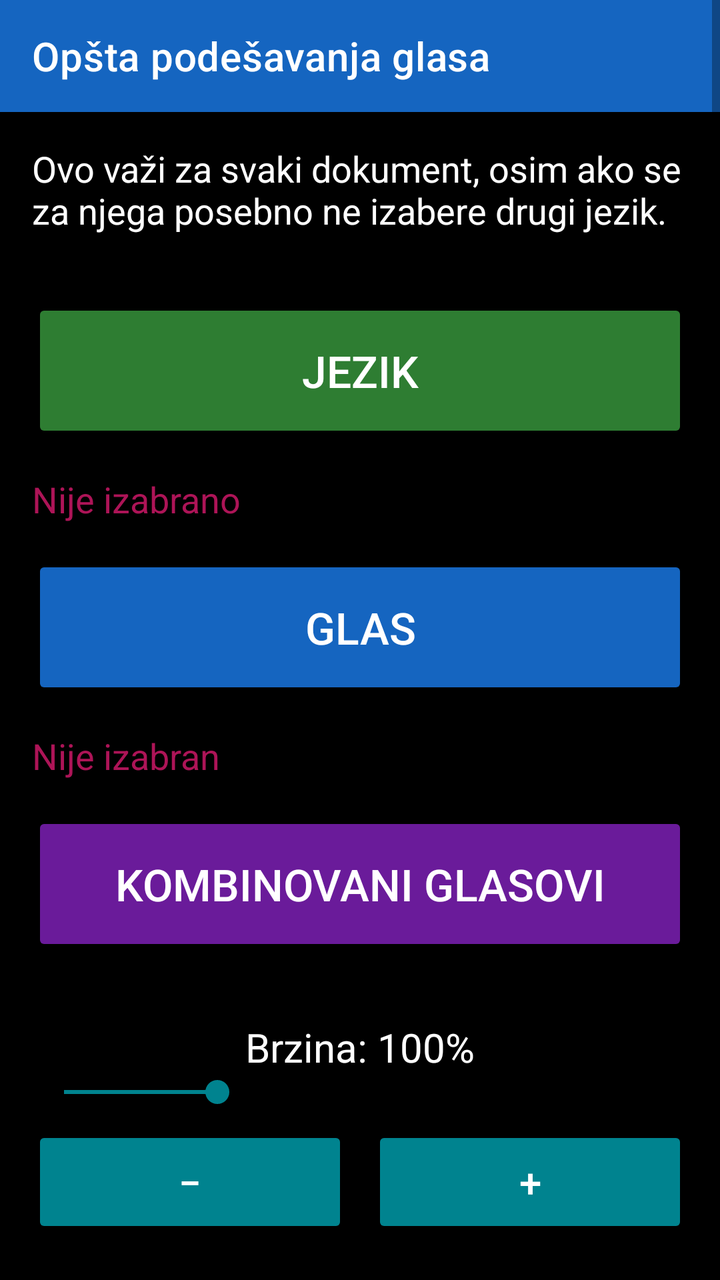
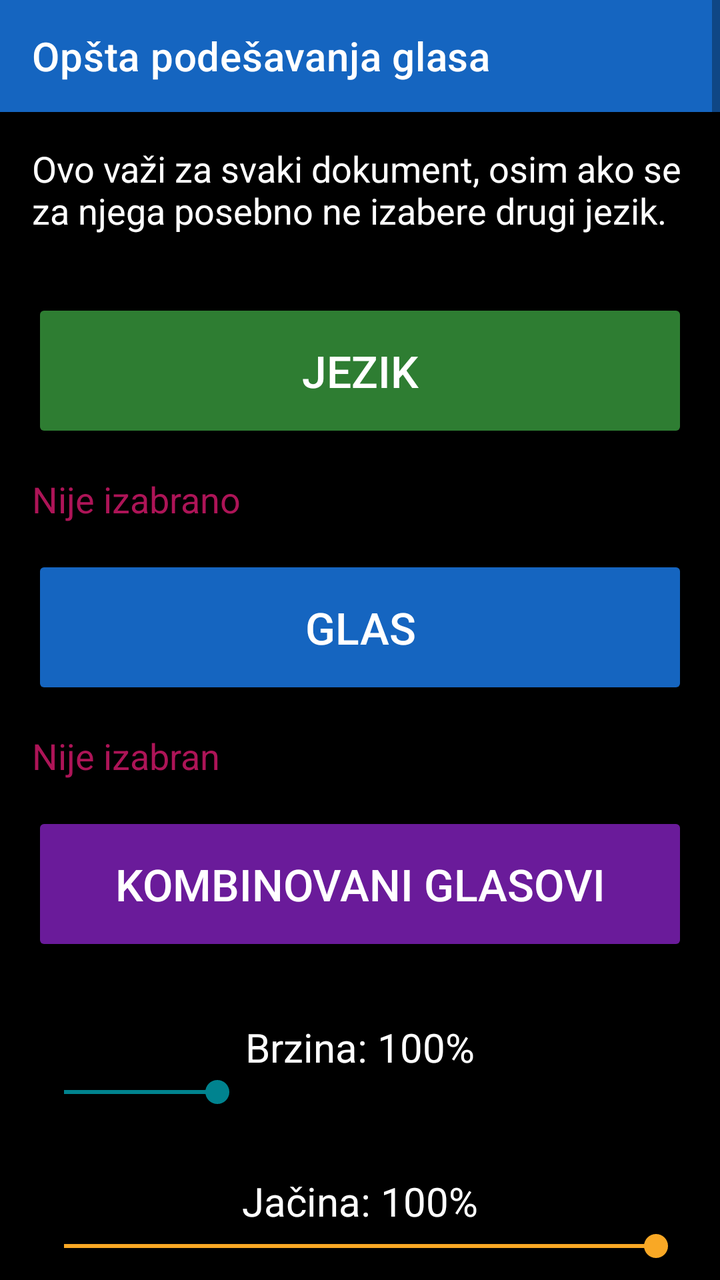

Two renders of the same Android screen: before a commit and after it. Below are the layout's source before the change and the commit's diff.
<!-- AndroidManifest.xml: application theme Theme.RecPoRec -->
<!-- res/layout/activity_global_voice_settings.xml -->
<?xml version="1.0" encoding="utf-8"?>
<ScrollView xmlns:android="http://schemas.android.com/apk/res/android"
    xmlns:app="http://schemas.android.com/apk/res-auto"
    android:layout_width="match_parent"
    android:layout_height="match_parent"
    android:fitsSystemWindows="true"
    android:background="@color/background">

    <LinearLayout
        android:layout_width="match_parent"
        android:layout_height="wrap_content"
        android:orientation="vertical">

        <androidx.appcompat.widget.Toolbar
            android:id="@+id/toolbar"
            android:layout_width="match_parent"
            android:layout_height="?attr/actionBarSize"
            android:background="@color/btn_voice"
            android:titleTextColor="@color/text_primary"
            app:title="Opšta podešavanja glasa" />

        <TextView
            android:layout_width="match_parent"
            android:layout_height="wrap_content"
            android:padding="16dp"
            android:textSize="18sp"
            android:textColor="@color/text_primary"
            android:text="Ovo važi za svaki dokument, osim ako se za njega posebno ne izabere drugi jezik." />

        <Button
            android:id="@+id/btnLanguage"
            android:layout_width="match_parent"
            android:layout_height="72dp"
            android:layout_margin="16dp"
            android:textSize="22sp"
            android:backgroundTint="@color/btn_chapter"
            android:textColor="@color/button_text"
            android:text="Jezik" />

        <TextView
            android:id="@+id/textLanguageStatus"
            android:layout_width="match_parent"
            android:layout_height="wrap_content"
            android:layout_marginHorizontal="16dp"
            android:textSize="18sp"
            android:textColor="@color/btn_page_nav"
            android:accessibilityLiveRegion="polite"
            android:text="Nije izabrano" />

        <Button
            android:id="@+id/btnVoice"
            android:layout_width="match_parent"
            android:layout_height="72dp"
            android:layout_margin="16dp"
            android:textSize="22sp"
            android:backgroundTint="@color/btn_voice"
            android:textColor="@color/button_text"
            android:text="Glas" />

        <TextView
            android:id="@+id/textVoiceStatus"
            android:layout_width="match_parent"
            android:layout_height="wrap_content"
            android:layout_marginHorizontal="16dp"
            android:textSize="18sp"
            android:textColor="@color/btn_page_nav"
            android:accessibilityLiveRegion="polite"
            android:text="Nije izabran" />

        <Button
            android:id="@+id/btnCombinedVoices"
            android:layout_width="match_parent"
            android:layout_height="72dp"
            android:layout_margin="16dp"
            android:textSize="22sp"
            android:backgroundTint="@color/btn_timer"
            android:textColor="@color/button_text"
            android:text="Kombinovani glasovi" />

        <TextView
            android:id="@+id/textSpeedStatus"
            android:layout_width="match_parent"
            android:layout_height="wrap_content"
            android:layout_marginTop="16dp"
            android:layout_marginHorizontal="16dp"
            android:gravity="center"
            android:textSize="20sp"
            android:textColor="@color/text_primary"
            android:accessibilityLiveRegion="polite"
            android:text="Brzina: 100%" />

        <SeekBar
            android:id="@+id/seekSpeed"
            android:layout_width="match_parent"
            android:layout_height="wrap_content"
            android:layout_marginHorizontal="16dp"
            android:contentDescription="Brzina čitanja. Dvostruko dodirni i prevuci, ili koristi dugmad ispod."
            android:max="270"
            android:progress="70"
            android:progressTint="@color/btn_speed"
            android:thumbTint="@color/btn_speed" />

        <LinearLayout
            android:layout_width="match_parent"
            android:layout_height="wrap_content"
            android:orientation="horizontal"
            android:layout_marginHorizontal="16dp"
            android:layout_marginTop="8dp">

            <Button
                android:id="@+id/btnSpeedDown"
                android:layout_width="0dp"
                android:layout_height="56dp"
                android:layout_weight="1"
                android:layout_marginEnd="6dp"
                android:textSize="20sp"
                android:backgroundTint="@color/btn_speed"
                android:textColor="@color/button_text"
                android:contentDescription="Smanji brzinu čitanja"
                android:text="−" />

            <Button
                android:id="@+id/btnSpeedUp"
                android:layout_width="0dp"
                android:layout_height="56dp"
                android:layout_weight="1"
                android:layout_marginStart="6dp"
                android:textSize="20sp"
                android:backgroundTint="@color/btn_speed"
                android:textColor="@color/button_text"
                android:contentDescription="Povećaj brzinu čitanja"
                android:text="+" />
        </LinearLayout>

        <TextView
            android:id="@+id/textVolumeStatus"
            android:layout_width="match_parent"
            android:layout_height="wrap_content"
            android:layout_marginTop="24dp"
            android:layout_marginHorizontal="16dp"
            android:gravity="center"
            android:textSize="20sp"
            android:textColor="@color/text_primary"
            android:accessibilityLiveRegion="polite"
            android:text="Jačina: 100%" />

        <SeekBar
            android:id="@+id/seekVolume"
            android:layout_width="match_parent"
            android:layout_height="wrap_content"
            android:layout_marginHorizontal="16dp"
            android:layout_marginBottom="8dp"
            android:contentDescription="Jačina zvuka. Dvostruko dodirni i prevuci, ili koristi dugmad ispod."
            android:max="100"
            android:progress="100"
            android:progressTint="@color/btn_volume"
            android:thumbTint="@color/btn_volume" />

        <LinearLayout
            android:layout_width="match_parent"
            android:layout_height="wrap_content"
            android:orientation="horizontal"
            android:layout_marginHorizontal="16dp"
            android:layout_marginBottom="24dp">

            <Button
                android:id="@+id/btnVolumeDown"
                android:layout_width="0dp"
                android:layout_height="56dp"
                android:layout_weight="1"
                android:layout_marginEnd="6dp"
                android:textSize="20sp"
                android:backgroundTint="@color/btn_volume"
                android:textColor="@color/button_text"
                android:contentDescription="Smanji jačinu zvuka"
                android:text="−" />

            <Button
                android:id="@+id/btnVolumeUp"
                android:layout_width="0dp"
                android:layout_height="56dp"
                android:layout_weight="1"
                android:layout_marginStart="6dp"
                android:textSize="20sp"
                android:backgroundTint="@color/btn_volume"
                android:textColor="@color/button_text"
                android:contentDescription="Povećaj jačinu zvuka"
                android:text="+" />
        </LinearLayout>

        <TextView
            android:id="@+id/textPitchStatus"
            android:layout_width="match_parent"
            android:layout_height="wrap_content"
            android:layout_marginTop="24dp"
            android:layout_marginHorizontal="16dp"
            android:gravity="center"
            android:textSize="20sp"
            android:textColor="@color/text_primary"
            android:accessibilityLiveRegion="polite"
            android:text="Visina: 100%" />

        <SeekBar
            android:id="@+id/seekPitch"
            android:layout_width="match_parent"
            android:layout_height="wrap_content"
            android:layout_marginHorizontal="16dp"
            android:contentDescription="Visina glasa. Dvostruko dodirni i prevuci, ili koristi dugmad ispod."
            android:max="150"
            android:progress="50"
            android:progressTint="@color/btn_pitch"
            android:thumbTint="@color/btn_pitch" />

        <LinearLayout
            android:layout_width="match_parent"
            android:layout_height="wrap_content"
            android:orientation="horizontal"
            android:layout_marginHorizontal="16dp"
            android:layout_marginBottom="24dp">

            <Button
                android:id="@+id/btnPitchDown"
                android:layout_width="0dp"
                android:layout_height="56dp"
                android:layout_weight="1"
                android:layout_marginEnd="6dp"
                android:textSize="20sp"
                android:backgroundTint="@color/btn_pitch"
                android:textColor="@color/button_text"
                android:contentDescription="Smanji visinu glasa"
                android:text="−" />

            <Button
                android:id="@+id/btnPitchUp"
                android:layout_width="0dp"
                android:layout_height="56dp"
                android:layout_weight="1"
                android:layout_marginStart="6dp"
                android:textSize="20sp"
                android:backgroundTint="@color/btn_pitch"
                android:textColor="@color/button_text"
                android:contentDescription="Povećaj visinu glasa"
                android:text="+" />
        </LinearLayout>

        <Button
            android:id="@+id/btnResetVoiceDefaults"
            android:layout_width="match_parent"
            android:layout_height="64dp"
            android:layout_margin="16dp"
            android:textSize="20sp"
            android:backgroundTint="@color/btn_page_nav"
            android:textColor="@color/button_text"
            android:text="Vrati na zadano" />

    </LinearLayout>
</ScrollView>
<!-- resources referenced by this layout -->
<resources>
  <color name="background">#000000</color>
  <color name="btn_chapter">#2E7D32</color>
  <color name="btn_page_nav">#AD1457</color>
  <color name="btn_pitch">#283593</color>
  <color name="btn_speed">#00838F</color>
  <color name="btn_timer">#6A1B9A</color>
  <color name="btn_voice">#1565C0</color>
  <color name="btn_volume">#F9A825</color>
  <color name="button_text">#FFFFFF</color>
  <color name="text_primary">#FFFFFF</color>
  <style name="Theme.RecPoRec" parent="Theme.MaterialComponents.DayNight.NoActionBar">
          <item name="android:windowBackground">@color/background</item>
          <item name="android:textColorPrimary">@color/text_primary</item>
          <item name="colorPrimary">@color/btn_voice</item>
          <item name="colorOnPrimary">@color/button_text</item>
          <item name="alertDialogTheme">@style/RecPoRecAlertDialog</item>
          <item name="android:alertDialogTheme">@style/RecPoRecAlertDialog</item>
      </style>
  <style name="RecPoRecAlertDialog" parent="Theme.AppCompat.DayNight.Dialog.Alert">
          <item name="android:windowBackground">@color/background</item>
          <item name="android:textColorPrimary">@color/text_primary</item>
          <item name="colorAccent">@color/btn_goto_page</item>
          <item name="android:textAppearanceMedium">@style/RecPoRecDialogText</item>
          <item name="android:textAppearanceListItem">@style/RecPoRecDialogText</item>
          <item name="android:textAppearanceListItemSmall">@style/RecPoRecDialogText</item>
          <item name="buttonBarPositiveButtonStyle">@style/RecPoRecDialogButton</item>
          <item name="buttonBarNegativeButtonStyle">@style/RecPoRecDialogButton</item>
          <item name="buttonBarNeutralButtonStyle">@style/RecPoRecDialogButton</item>
      </style>
  <color name="btn_goto_page">#5D4037</color>
  <style name="RecPoRecDialogText" parent="TextAppearance.AppCompat.Medium">
          <item name="android:textSize">20sp</item>
          <item name="android:textColor">@color/text_primary</item>
      </style>
  <style name="RecPoRecDialogButton" parent="Widget.AppCompat.Button.ButtonBar.AlertDialog">
          <item name="android:textSize">18sp</item>
          <item name="android:textColor">@color/btn_goto_page</item>
          <item name="android:textStyle">bold</item>
      </style>
</resources>

<!-- the commit's change to res/layout/activity_global_voice_settings.xml (unified diff, before → after) -->
@@ -94,43 +94,12 @@
             android:layout_width="match_parent"
             android:layout_height="wrap_content"
             android:layout_marginHorizontal="16dp"
-            android:contentDescription="Brzina čitanja. Dvostruko dodirni i prevuci, ili koristi dugmad ispod."
+            android:layout_marginBottom="8dp"
+            android:contentDescription="Brzina čitanja. Dvostruko dodirni i prevuci prstom."
             android:max="270"
             android:progress="70"
             android:progressTint="@color/btn_speed"
             android:thumbTint="@color/btn_speed" />
-
-        <LinearLayout
-            android:layout_width="match_parent"
-            android:layout_height="wrap_content"
-            android:orientation="horizontal"
-            android:layout_marginHorizontal="16dp"
-            android:layout_marginTop="8dp">
-
-            <Button
-                android:id="@+id/btnSpeedDown"
-                android:layout_width="0dp"
-                android:layout_height="56dp"
-                android:layout_weight="1"
-                android:layout_marginEnd="6dp"
-                android:textSize="20sp"
-                android:backgroundTint="@color/btn_speed"
-                android:textColor="@color/button_text"
-                android:contentDescription="Smanji brzinu čitanja"
-                android:text="−" />
-
-            <Button
-                android:id="@+id/btnSpeedUp"
-                android:layout_width="0dp"
-                android:layout_height="56dp"
-                android:layout_weight="1"
-                android:layout_marginStart="6dp"
-                android:textSize="20sp"
-                android:backgroundTint="@color/btn_speed"
-                android:textColor="@color/button_text"
-                android:contentDescription="Povećaj brzinu čitanja"
-                android:text="+" />
-        </LinearLayout>
 
         <TextView
             android:id="@+id/textVolumeStatus"
@@ -150,43 +119,11 @@
             android:layout_height="wrap_content"
             android:layout_marginHorizontal="16dp"
             android:layout_marginBottom="8dp"
-            android:contentDescription="Jačina zvuka. Dvostruko dodirni i prevuci, ili koristi dugmad ispod."
+            android:contentDescription="Jačina zvuka. Dvostruko dodirni i prevuci prstom."
             android:max="100"
             android:progress="100"
             android:progressTint="@color/btn_volume"
             android:thumbTint="@color/btn_volume" />
-
-        <LinearLayout
-            android:layout_width="match_parent"
-            android:layout_height="wrap_content"
-            android:orientation="horizontal"
-            android:layout_marginHorizontal="16dp"
-            android:layout_marginBottom="24dp">
-
-            <Button
-                android:id="@+id/btnVolumeDown"
-                android:layout_width="0dp"
-                android:layout_height="56dp"
-                android:layout_weight="1"
-                android:layout_marginEnd="6dp"
-                android:textSize="20sp"
-                android:backgroundTint="@color/btn_volume"
-                android:textColor="@color/button_text"
-                android:contentDescription="Smanji jačinu zvuka"
-                android:text="−" />
-
-            <Button
-                android:id="@+id/btnVolumeUp"
-                android:layout_width="0dp"
-                android:layout_height="56dp"
-                android:layout_weight="1"
-                android:layout_marginStart="6dp"
-                android:textSize="20sp"
-                android:backgroundTint="@color/btn_volume"
-                android:textColor="@color/button_text"
-                android:contentDescription="Povećaj jačinu zvuka"
-                android:text="+" />
-        </LinearLayout>
 
         <TextView
             android:id="@+id/textPitchStatus"
@@ -205,43 +142,12 @@
             android:layout_width="match_parent"
             android:layout_height="wrap_content"
             android:layout_marginHorizontal="16dp"
-            android:contentDescription="Visina glasa. Dvostruko dodirni i prevuci, ili koristi dugmad ispod."
+            android:layout_marginBottom="24dp"
+            android:contentDescription="Visina glasa. Dvostruko dodirni i prevuci prstom."
             android:max="150"
             android:progress="50"
             android:progressTint="@color/btn_pitch"
             android:thumbTint="@color/btn_pitch" />
-
-        <LinearLayout
-            android:layout_width="match_parent"
-            android:layout_height="wrap_content"
-            android:orientation="horizontal"
-            android:layout_marginHorizontal="16dp"
-            android:layout_marginBottom="24dp">
-
-            <Button
-                android:id="@+id/btnPitchDown"
-                android:layout_width="0dp"
-                android:layout_height="56dp"
-                android:layout_weight="1"
-                android:layout_marginEnd="6dp"
-                android:textSize="20sp"
-                android:backgroundTint="@color/btn_pitch"
-                android:textColor="@color/button_text"
-                android:contentDescription="Smanji visinu glasa"
-                android:text="−" />
-
-            <Button
-                android:id="@+id/btnPitchUp"
-                android:layout_width="0dp"
-                android:layout_height="56dp"
-                android:layout_weight="1"
-                android:layout_marginStart="6dp"
-                android:textSize="20sp"
-                android:backgroundTint="@color/btn_pitch"
-                android:textColor="@color/button_text"
-                android:contentDescription="Povećaj visinu glasa"
-                android:text="+" />
-        </LinearLayout>
 
         <Button
             android:id="@+id/btnResetVoiceDefaults"
